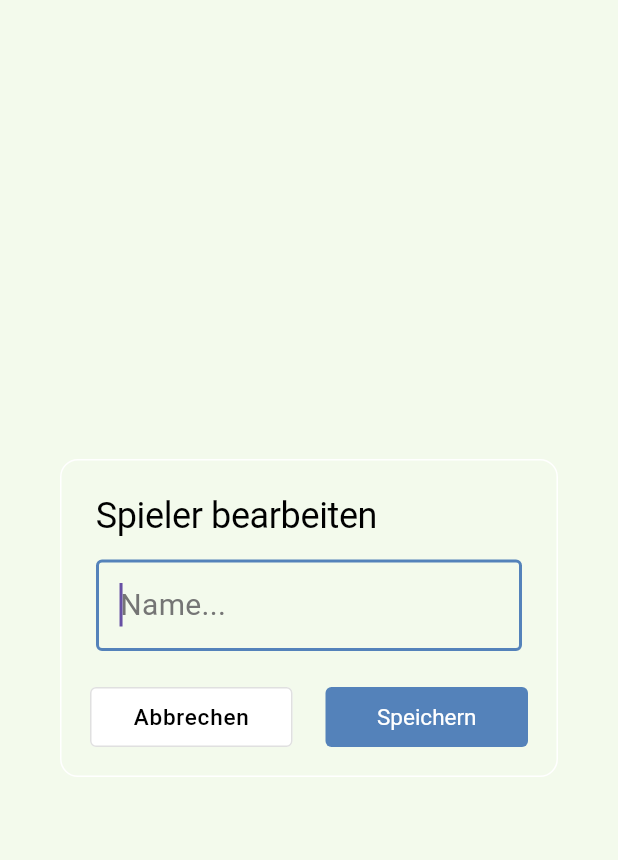
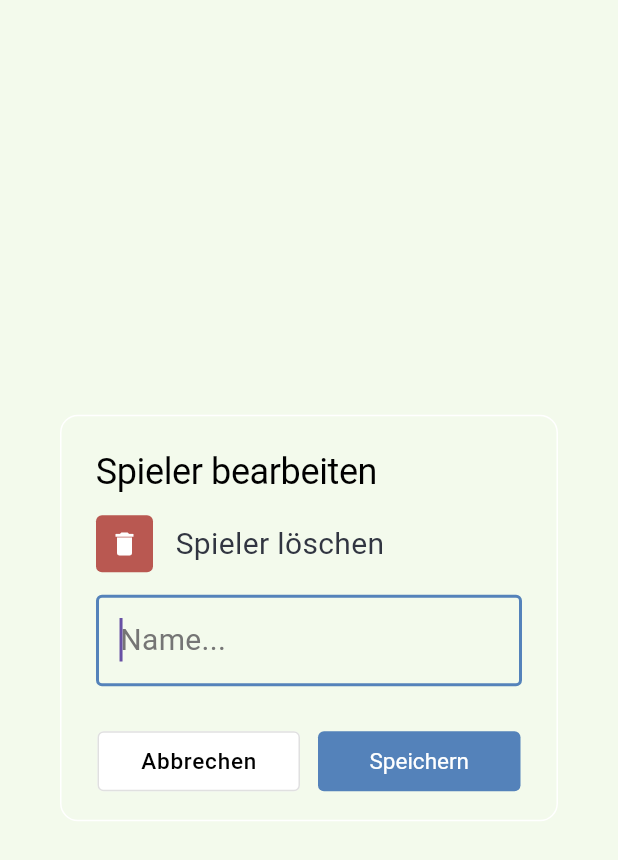
Before and after one commit to fohmij/teamer_flutter, a Flutter app: the _RenamePlayerDialog widget shown alone on an empty page, opened directly with empty values, on a phone screen of 412 x 824 dp. Shown: the top 860 px of the screen. Run offline on Flutter 3.47's test engine with Material 3 defaults, Android fonts, the phone set to English and light mode, and no system bars; our stand-ins replace data_table_2, flutter_slidable, fluttertoast, image_picker, material_design_icons_flutter, material_symbols_icons and 1 more; missing offline and left inert: flutter_pdfview, google_mlkit_text_recognition; accounts and stored records are empty.

Commit message:
feat(team_select_page edit): longPress edit and delete)

```diff
--- a/lib/pages/team_select_page.dart
+++ b/lib/pages/team_select_page.dart
@@ -225,7 +225,7 @@ class _TeamSelectPageState extends State<TeamSelectPage> {
           child: ListTile(
             onTap: () => _togglePlayer(player),
             onLongPress: () =>
-                _showDeletePlayerDialog(player, showPlayerName: true),
+                _showEditPlayerDialog(player),
             title: Padding(
               padding: const EdgeInsets.only(left: 14.0),
               child: Text(
@@ -510,7 +510,13 @@ class _TeamSelectPageState extends State<TeamSelectPage> {
   Future<void> _showEditPlayerDialog(Player player) async {
     final newName = await showDialog<String>(
       context: context,
-      builder: (_) => _RenamePlayerDialog(initialName: player.name),
+      builder: (_) => _RenamePlayerDialog(
+        initialName: player.name,
+        onDelete: () {
+          Navigator.of(context).pop();
+          _showDeletePlayerDialog(player, showPlayerName: true);
+        },
+      ),
     );
 
     if (newName == null) return;
@@ -946,9 +952,13 @@ class _RevealFloatingActionButtonState
 }
 
 class _RenamePlayerDialog extends StatefulWidget {
-  const _RenamePlayerDialog({required this.initialName});
+  const _RenamePlayerDialog({
+    required this.initialName,
+    required this.onDelete,
+  });
 
   final String initialName;
+  final VoidCallback onDelete;
 
   @override
   State<_RenamePlayerDialog> createState() => _RenamePlayerDialogState();
@@ -998,7 +1008,32 @@ class _RenamePlayerDialogState extends State<_RenamePlayerDialog> {
       ),
       content: SizedBox(
         width: 560,
-        child: TextField(
+        height: 120,
+        child: Column(
+          crossAxisAlignment: CrossAxisAlignment.start,
+          children: [
+            Row(
+              children: [
+                SizedBox(
+                  height: 38,
+                  width: 38,
+                  child: IconButton(
+                    style: TextButton.styleFrom(
+                      backgroundColor: AppTheme.deleteRed,
+                      shape: RoundedRectangleBorder(
+                        borderRadius: BorderRadius.circular(4),
+                      ),
+                    ),
+                    onPressed: widget.onDelete,
+                    icon: const Icon(Icons.delete, color: Colors.white, size: 20),
+                  ),
+                ),
+                SizedBox(width: 15,),
+                Text("Spieler löschen", style: TextStyle(color: isDark ? AppTheme.grey600 : AppTheme.grey700),)
+              ],
+            ),
+            SizedBox(height: 15,),
+            TextField(
               controller: _controller,
               autofocus: true,
               style: Theme.of(context).textTheme.bodyMedium,
@@ -1009,8 +1044,10 @@ class _RenamePlayerDialogState extends State<_RenamePlayerDialog> {
               ),
               onSubmitted: (_) => _submit(),
             ),
+          ],
         ),
-      actionsPadding: const EdgeInsets.fromLTRB(20, 0, 20, 20),
+      ),
+      actionsPadding: const EdgeInsets.fromLTRB(25, 0, 25, 20),
       actions: [
         Row(
           children: [
```
Also changed, not shown: lib/pages/all_stats_page.dart (+21 -7 lines). Lines whose indentation alone changed are shown as unchanged.
